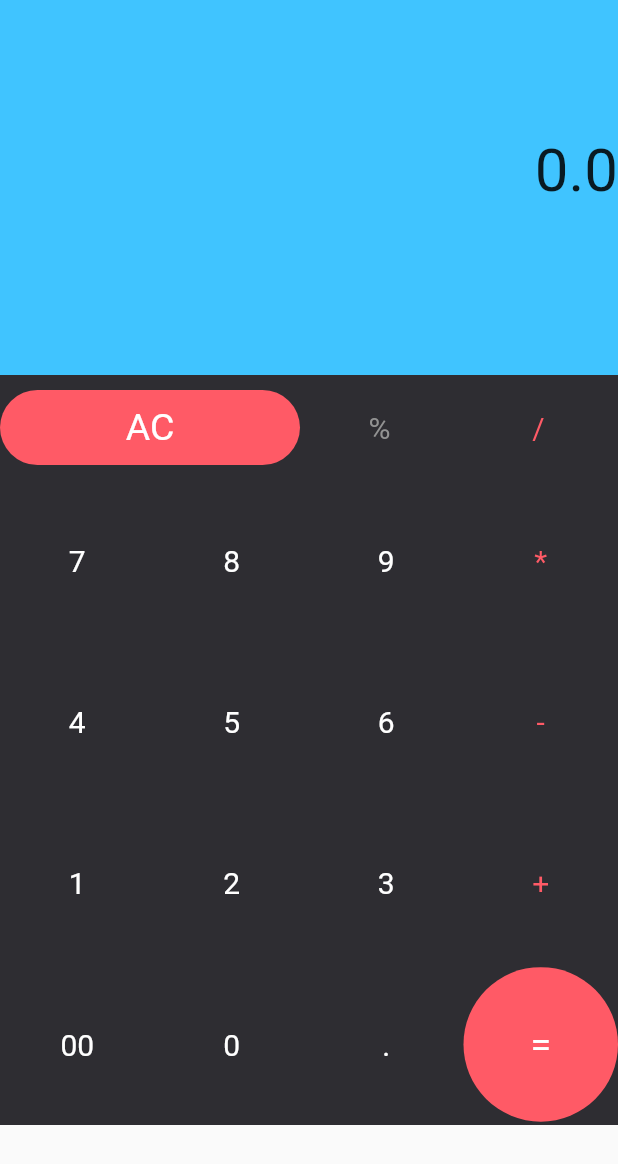
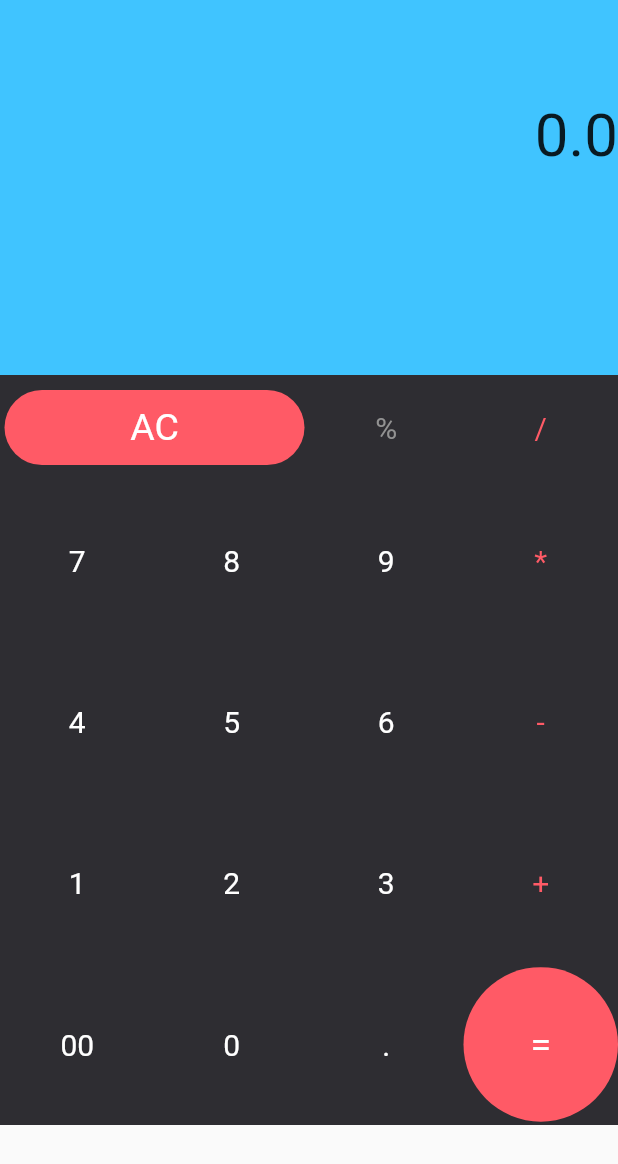
Before and after one commit to VivekTailor19/calculator_pro, a Flutter app: the screen it shows after launch, after a tap on "AC", on a phone screen of 412 x 824 dp. Shown: the top 1164 px of the screen. Run offline on Flutter 3.47's test engine with Material 2 defaults, Android fonts, the phone set to English and light mode, and no system bars.

Commit message:
UI_Calculator_Pro

```diff
--- a/lib/UI_Calculator/ui_calculator.dart
+++ b/lib/UI_Calculator/ui_calculator.dart
@@ -7,7 +7,7 @@ class UI_Calculaor extends StatefulWidget {
   State<UI_Calculaor> createState() => _UI_CalculaorState();
 }
 
-double? output  ;
+double output = 0  ;
 int? input ;
 String value = "";
 double first = 0 ;
@@ -29,7 +29,7 @@ class _UI_CalculaorState extends State<UI_Calculaor> {
               alignment: Alignment.bottomRight,
               child: Column(
                 children: [
-                  Text("$value",style: TextStyle(fontSize: 60),),
+                  Text("$value",style: TextStyle(fontSize: 40),),
                   SizedBox(height: 20,),
                   Text("$output",style: TextStyle(fontSize: 40),),
                 ],
@@ -46,12 +46,16 @@ class _UI_CalculaorState extends State<UI_Calculaor> {
                     child: Row(
                       //crossAxisAlignment: CrossAxisAlignment.stretch,
                       children: [
-                        InkWell(onTap: () {
+                        Expanded(
+                          flex:2,
+                          child: InkWell(onTap: () {
                             setState(() {
                               value = "";
                               output = 0;
                             },);
                           },
+                            child: Container(
+                              alignment: Alignment.center,
                               child: Container(
                                 height: 50,
                                 width: 200,
@@ -60,6 +64,8 @@ class _UI_CalculaorState extends State<UI_Calculaor> {
                                    // border: Border.all(color: Colors.green),
                                     color: Color(0xffFF5A66),borderRadius: BorderRadius.all(Radius.circular(25)) ),
                                 child: Text("AC",style: TextStyle(color: Colors.white,fontSize: 25),),),
+                            ),
+                          ),
                         ), //     AC
 
                         Expanded(child: InkWell(onTap: (){
```
Lines whose indentation alone changed are shown as unchanged.
